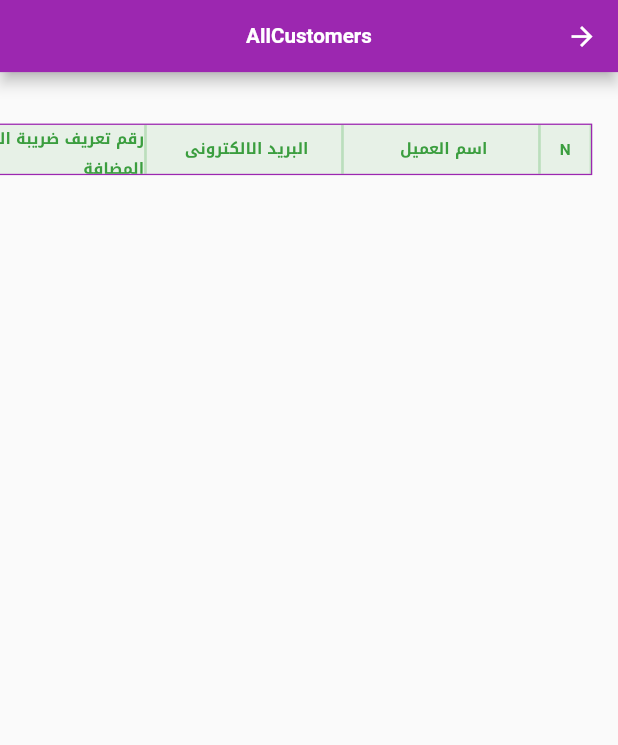
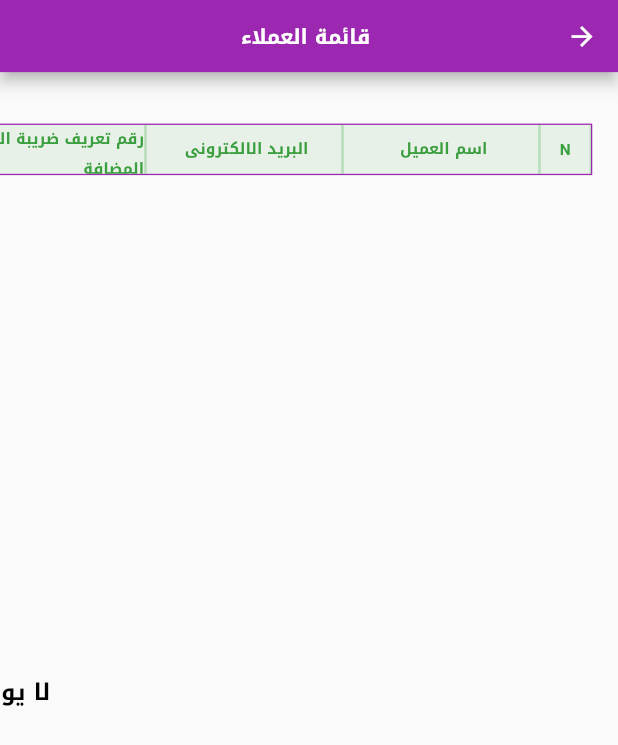
Before and after one commit to omarzezo/Trailor, a Flutter app: the AllCustomerScreen screen opened by its route, on a phone screen of 412 x 824 dp. Shown: the top 745 px of the screen. Run offline on Flutter 3.47's test engine with Material 2 defaults, Android fonts, the phone set to English and light mode, and no system bars; our stand-ins replace awesome_dialog, bloc, dio, dropdown_button2, easy_localization, flutter_bloc and 8 more; missing offline and left inert: esc_pos_printer, esc_pos_utils, flutter_bluetooth_basic, flutter_esc_pos_network, maxx_sunmi_printer; accounts and stored records are empty; network calls fail; Roboto replaces fonts that are missing (Noto Kufi Arabic).

Commit message:
fix and check5

```diff
--- a/assets/translations/ar-EG.json
+++ b/assets/translations/ar-EG.json
@@ -22,6 +22,7 @@
   "addinvoice": "اضافة فاتورة",
   "invoices": "الفواتير",
   "completed": "مكتملة",
+  "NoClients": "لا يوجد عملاء ",
   "cashierIsOpened": "الكاشير مفتوح بالفعل",
   "pleaseOpenCashier": "من فضلك افتح الكاشير اولا",
   "pending": "تحت الاجراء",
@@ -94,6 +95,8 @@
   "customer": " العميل",
   "customersList": " قائمة العملاء",
   "clothes": " الثياب",
+  "NoInvoices": " لا يوجد فواتير",
+  "NoReturns": " لا يوجد مرتجعات",
   "item": " الصنف",
   "size": "المقاس ",
   "Quantity": " الكمية",
--- a/assets/translations/en-US.json
+++ b/assets/translations/en-US.json
@@ -5,6 +5,9 @@
   "Iforgotthepassword": "I forgot the password",
   "Tailoringinnovationcenter": "Tailoring innovation center",
   "Main": "Main ",
+  "NoClients": "No Clients Yet ",
+  "NoInvoices": "No Invoices Yet ",
+  "NoReturns": "No Returns Yet ",
   "cashierIsOpened": "cashier Is Already Opened ",
   "pleaseOpenCashier": "please Open Cashier First ",
   "sewingbill": "sewing bill",
--- a/lib/View/all_customers_screen.dart
+++ b/lib/View/all_customers_screen.dart
@@ -10,6 +10,8 @@ import 'package:omar/constant/appstrings.dart';
 import 'package:omar/constant/constant.dart';
 import 'package:responsive_framework/responsive_framework.dart';
 import 'package:flutter/services.dart' as p;
+
+import '../SharedPreferencesHelper.dart';
 
 class AllCustomerScreen extends StatefulWidget {
   static const routeName = "AllCustomerScreen";
@@ -37,7 +39,6 @@ class AllCustomerScreenState extends State<AllCustomerScreen> {
   @override
   Widget build(BuildContext context) {
     var cubit=LoginCubit.get(context);
-
     // print(LoginCubit.get(context).allCustomerResponse!.data!.length.toString());
     return  BlocConsumer<LoginCubit, LoginState>(
       listener: (context, state) {
@@ -47,7 +48,7 @@ class AllCustomerScreenState extends State<AllCustomerScreen> {
         return  Scaffold(
           appBar: AppBar(
             backgroundColor: Colors.purple,
-            title: Text("AllCustomers", style: GoogleFonts.notoKufiArabic(
+            title: Text(AppStrings.customersList.tr(), style: GoogleFonts.notoKufiArabic(
                 color: Colors.white, fontWeight: FontWeight.bold, fontSize: 16)), centerTitle: true,),
           body: ResponsiveVisibility(
             replacement: Container(
@@ -220,7 +221,7 @@ class AllCustomerScreenState extends State<AllCustomerScreen> {
                     //   isAlwaysShown: true,
                     //   showTrackOnHover: true,
                     //   hoverThickness: 12,
-                    child: ListView.builder(
+                    child:cubit.allCustomerResponse!=null&&cubit.allCustomerResponse!.data!=null&&cubit.allCustomerResponse!.data!.isNotEmpty? ListView.builder(
                       scrollDirection: Axis.vertical,
                       // controller: scrollControl,
                       // physics: const NeverScrollableScrollPhysics(),
@@ -380,7 +381,8 @@ class AllCustomerScreenState extends State<AllCustomerScreen> {
                         ),
                       ),
                       itemCount: cubit.allCustomerResponse!.data!.length,
-                    ),
+                    ):Center(child: Text(
+                      AppStrings.NoClients.tr(),style: getStyle(color: Colors.black, fontSize: 18),)),
                     // ),
                   ),
                 ],
@@ -551,7 +553,7 @@ class AllCustomerScreenState extends State<AllCustomerScreen> {
                     ),
 
                     Expanded(
-                      child: ListView.builder(
+                      child: cubit.allCustomerResponse!=null&&cubit.allCustomerResponse!.data!=null&&cubit.allCustomerResponse!.data!.isNotEmpty?ListView.builder(
                         scrollDirection: Axis.vertical,
                         // controller: scrollControl,
                         // physics: const NeverScrollableScrollPhysics(),
@@ -711,7 +713,8 @@ class AllCustomerScreenState extends State<AllCustomerScreen> {
                           ),
                         ),
                         itemCount:cubit.allCustomerResponse!.data!.length,
-                      ),
+                      ):Center(child: Text(
+                        AppStrings.NoClients.tr(),style: getStyle(color: Colors.black, fontSize: 18),)),
                       // ),
                     ),
                   ],
--- a/lib/View/sewing invoice screen/return_items_screen.dart
+++ b/lib/View/sewing invoice screen/return_items_screen.dart
@@ -8,6 +8,7 @@ import 'package:flutter_bloc/flutter_bloc.dart';
 import 'package:google_fonts/google_fonts.dart';
 import 'package:omar/Controller/Cubit/Cubit.dart';
 import 'package:omar/Controller/Cubit/State.dart';
+import 'package:omar/SharedPreferencesHelper.dart';
 import 'package:omar/View/Data%20Table/model.dart';
 import 'package:omar/View/Data%20Table/widget%20table.dart';
 import 'package:omar/View/sewing%20invoice%20screen/pills_item_data.dart';
@@ -64,7 +65,7 @@ class ReturnItemsScreenState extends State<ReturnItemsScreen> {
         mainAxisAlignment: MainAxisAlignment.start,
         children: [
           searchField(),
-          ListView.builder(
+          pillsDetailsDataList!=null&&pillsDetailsDataList!.isNotEmpty?  ListView.builder(
             itemCount:textSearch.isNotEmpty ? filteredList.length : pillsDetailsDataList!.length,
             shrinkWrap: true,
             physics: NeverScrollableScrollPhysics(),
@@ -208,7 +209,8 @@ class ReturnItemsScreenState extends State<ReturnItemsScreen> {
 
               ),
             );
-          },)
+          },):Center(child: Text(
+            AppStrings.NoReturns.tr(),style: getStyle(color: Colors.black, fontSize: 18),))
 
 
         ],
--- a/lib/constant/appstrings.dart
+++ b/lib/constant/appstrings.dart
@@ -13,6 +13,9 @@ abstract class AppStrings {
   static const cashierIsOpened = "cashierIsOpened";
   static const closeMg = "closeMg";
   static const statue = "statue";
+  static const NoClients = "NoClients";
+  static const NoInvoices = "NoInvoices";
+  static const NoReturns = "NoReturns";
   static const Yes = "Yes";
   static const NO = "NO";
   static const clothes = "clothes";
```
Also changed, not shown: lib/View/AllCustomersHomeScreen.dart (+8 -4 lines), lib/View/Data Table/custom table.dart (+7 -4 lines), lib/View/all_invoices_screen.dart (+8 -5 lines), lib/View/present_all_tables_screen.dart (+7 -4 lines), lib/View/sewing invoice screen/change_size_screen.dart (+7 -4 lines).
